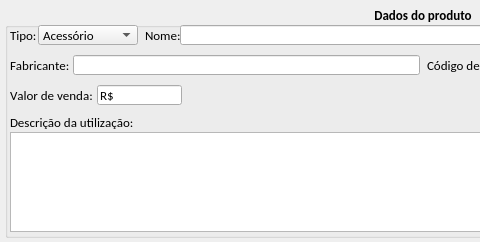
Above: loja/tela_editar_produto.ui from jmessias1725/sexloja before the change; both pictures show x 0 to 480 and y 0 to 242 of the 846 by 242 pixel window. Below: the same form after it.
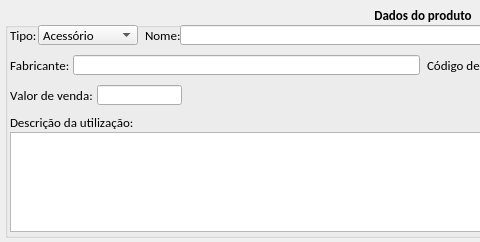
That is the form after the change. Icons and pictures are not drawn.

```diff
--- a/loja/tela_editar_produto.ui
+++ b/loja/tela_editar_produto.ui
@@ -504,10 +504,10 @@
      <set>Qt::ImhNone</set>
     </property>
     <property name="inputMask">
-     <string>R$ xxxxxxxxx; </string>
+     <string/>
     </property>
     <property name="text">
-     <string>R$ </string>
+     <string/>
     </property>
     <property name="maxLength">
      <number>12</number>
```
Left out of the diff: 2 changed lines with no effect on the pictures.
